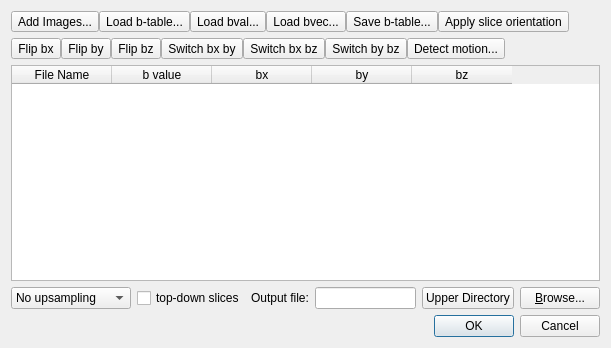
frankyeh/DSI-Studio, file dicom/dicom_parser.ui: the form before one commit.
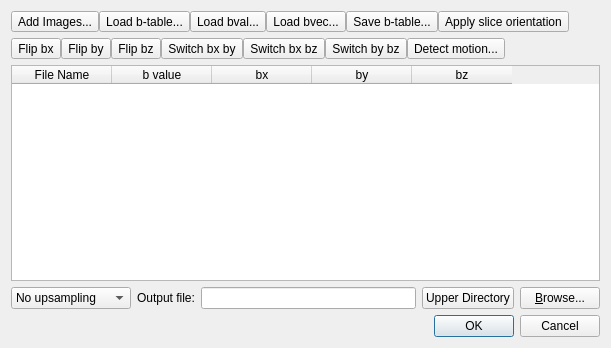
The form after the commit.

```diff
--- a/dicom/dicom_parser.ui
+++ b/dicom/dicom_parser.ui
@@ -223,13 +223,6 @@
          </item>
         </widget>
        </item>
-       <item>
-        <widget class="QCheckBox" name="topdown">
-         <property name="text">
-          <string>top-down slices</string>
-         </property>
-        </widget>
-       </item>
        <item>
         <widget class="QLabel" name="label">
          <property name="frameShape">
```
